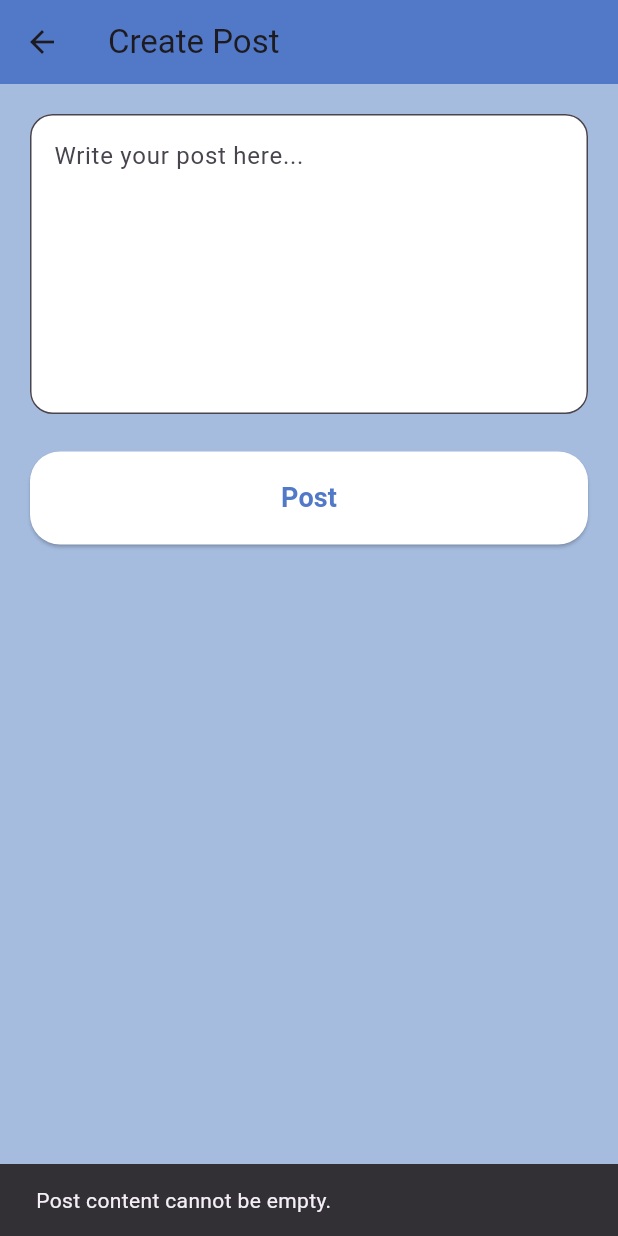
After one commit to nihaal237/Neighbornet-NeighborHood_Safety_and_Complaint_App, a Flutter app: the CreateCommunityPostScreen screen opened by its route, after a tap on "Post", on a phone screen of 412 x 824 dp. The commit adds this screen. Run offline on Flutter 3.47's test engine with Material 3 defaults, Android fonts, the light colour scheme and no system bars; our stand-ins replace shared_preferences; accounts and stored records are empty.

Commit message:
Added Community Board and Post Adding Functionality

```diff
--- a/neighbornet_app/lib/main.dart
+++ b/neighbornet_app/lib/main.dart
@@ -6,6 +6,8 @@ import 'screens/login_as_admin_screen.dart';
 import 'screens/login_as_police_screen.dart';
 import 'screens/user_home_screen.dart';
 import 'screens/profile_screen.dart';
+import 'screens/user_community_board_screen.dart';
+import 'screens/user_create_community_post_screen.dart';
 
 
 void main() {
@@ -28,6 +30,8 @@ class MyApp extends StatelessWidget {
         '/policeLogin': (context) =>const LoginAsPoliceScreen(),
         '/userHome': (context) => const UserHomeScreen(),
         '/profile': (context) => ProfileScreen(),
+        '/communityBoard': (context) => CommunityBoardScreen(),
+        '/createPost': (context) => const CreateCommunityPostScreen(),
       },
     );
   }
--- /dev/null
+++ b/neighbornet_app/lib/screens/user_create_community_post_screen.dart
@@ -0,0 +1,126 @@
+import 'package:flutter/material.dart';
+import 'package:http/http.dart' as http;
+import 'dart:convert';
+import 'package:shared_preferences/shared_preferences.dart';
+
+class CreateCommunityPostScreen extends StatefulWidget {
+  const CreateCommunityPostScreen({super.key});
+
+  @override
+  State<CreateCommunityPostScreen> createState() => _CreateCommunityPostScreenState();
+}
+
+class _CreateCommunityPostScreenState extends State<CreateCommunityPostScreen> {
+  TextEditingController contentController = TextEditingController();
+  bool isLoading = false;
+  String? token;
+
+  final String url = "http://127.0.0.1:8000/community-posts/create/";
+
+  @override
+  void initState() {
+    super.initState();
+    loadToken();
+  }
+
+  Future<void> loadToken() async {
+    SharedPreferences prefs = await SharedPreferences.getInstance();
+    token = prefs.getString("access");
+  }
+
+  Future<void> submitPost() async {
+    String text = contentController.text.trim();
+
+    if (text.isEmpty) {
+      ScaffoldMessenger.of(context).showSnackBar(
+        const SnackBar(content: Text("Post content cannot be empty.")),
+      );
+      return;
+    }
+
+    setState(() => isLoading = true);
+
+    try {
+      final response = await http.post(
+        Uri.parse(url),
+        headers: {
+          "Content-Type": "application/json",
+          "Authorization": "Bearer $token",
+        },
+        body: json.encode({"content": text}),
+      );
+
+      if (response.statusCode == 201) {
+        Navigator.pop(context); // return to community board
+      } else {
+        ScaffoldMessenger.of(context).showSnackBar(
+          SnackBar(content: Text("Failed to post: ${response.body}")),
+        );
+      }
+    } catch (e) {
+      ScaffoldMessenger.of(context).showSnackBar(
+        SnackBar(content: Text("Error: $e")),
+      );
+    } finally {
+      setState(() => isLoading = false);
+    }
+  }
+
+  @override
+  Widget build(BuildContext context) {
+    return Scaffold(
+      backgroundColor: const Color(0xFFA5BCDF),
+
+      appBar: AppBar(
+        backgroundColor: const Color(0xFF5279C7),
+        title: const Text("Create Post"),
+      ),
+
+      body: Padding(
+        padding: const EdgeInsets.all(20),
+        child: Column(
+          children: [
+            TextField(
+              controller: contentController,
+              maxLines: 7,
+              decoration: InputDecoration(
+                filled: true,
+                fillColor: Colors.white,
+                hintText: "Write your post here...",
+                border: OutlineInputBorder(
+                  borderRadius: BorderRadius.circular(15),
+                ),
+              ),
+            ),
+
+            const SizedBox(height: 25),
+
+            isLoading
+                ? const CircularProgressIndicator(color: Colors.white)
+                : SizedBox(
+                    width: double.infinity,
+                    child: ElevatedButton(
+                      onPressed: submitPost,
+                      style: ElevatedButton.styleFrom(
+                        backgroundColor: Colors.white,
+                        padding: const EdgeInsets.symmetric(vertical: 18),
+                        shape: RoundedRectangleBorder(
+                          borderRadius: BorderRadius.circular(20),
+                        ),
+                      ),
+                      child: const Text(
+                        "Post",
+                        style: TextStyle(
+                          color: Color(0xFF5279C7),
+                          fontWeight: FontWeight.bold,
+                          fontSize: 18,
+                        ),
+                      ),
+                    ),
+                  ),
+          ],
+        ),
+      ),
+    );
+  }
+}
```
Also changed, not shown: neighbornet_app/lib/screens/user_community_board_screen.dart (added, +207 -0 lines), 4 other files.
